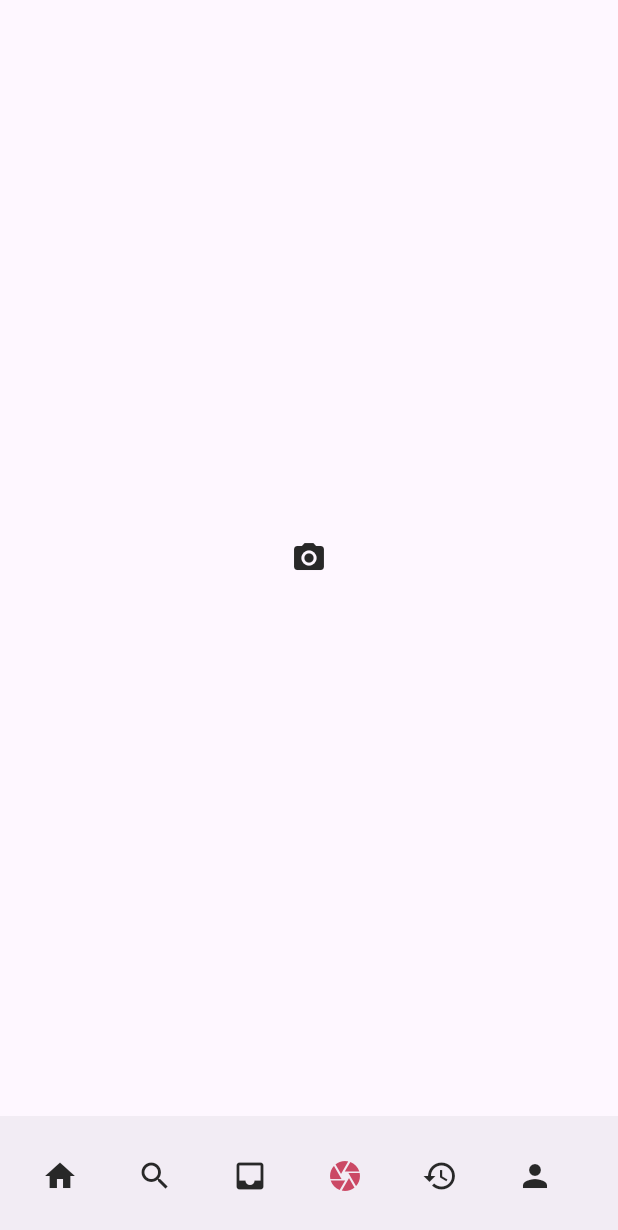
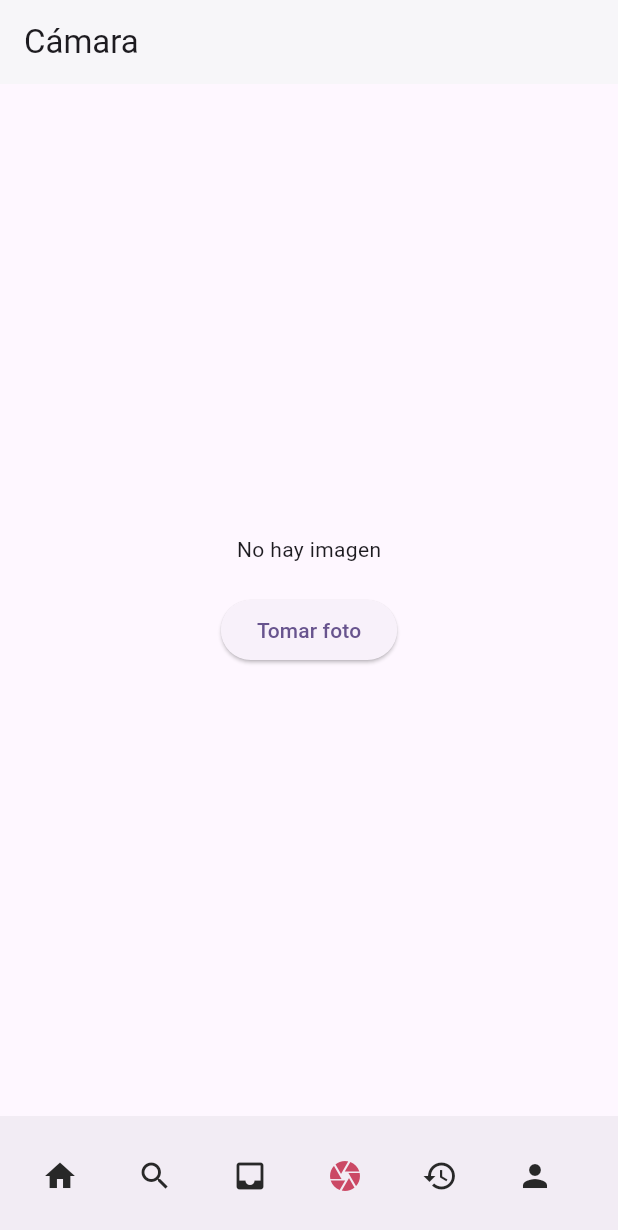
Before and after one commit to Churitos2309/ReconocimientoFacialApp, a Flutter app: the screen it shows after launch, item 4 of the bottom bar chosen, on a phone screen of 412 x 824 dp. Shown: the top 1230 px of the screen. Run offline on Flutter 3.47's test engine with Material 3 defaults, Android fonts, the phone set to English and light mode, and no system bars; our stand-ins replace camera, image_picker.

Commit message:
Pagina camera

```diff
--- /dev/null
+++ b/lib/ui/pages/camera/camera_page.dart
@@ -0,0 +1,72 @@
+import 'dart:io';
+
+import 'package:camera/camera.dart';
+import 'package:flutter/material.dart';
+import 'package:image_picker/image_picker.dart';
+
+class CameraPage extends StatefulWidget {
+  const CameraPage({super.key});
+
+  @override
+  // ignore: library_private_types_in_public_api
+  _CameraPageState createState() => _CameraPageState();
+}
+
+class _CameraPageState extends State<CameraPage> {
+  File? _image;
+  CameraController? _controller;
+
+  @override
+  void initState() {
+    super.initState();
+    _initCamera();
+  }
+
+  @override
+  void dispose() {
+    _controller?.dispose();
+    super.dispose();
+  }
+
+  Future<void> _initCamera() async {
+    final cameras = await availableCameras();
+    final firstCamera = cameras.first;
+    _controller = CameraController(firstCamera, ResolutionPreset.medium);
+    await _controller?.initialize();
+  }
+
+  Future<void> _takePicture() async {
+    final picker = ImagePicker();
+    // ignore: deprecated_member_use
+    final pickedFile = await picker.getImage(source: ImageSource.camera);
+    setState(() {
+      if (pickedFile != null) {
+        _image = File(pickedFile.path);
+      } else {
+        _image = null;
+      }
+    });
+  }
+
+  @override
+  Widget build(BuildContext context) {
+    return Scaffold(
+      appBar: AppBar(
+        title: const Text('Cámara'),
+      ),
+      body: Center(
+        child: Column(
+          mainAxisAlignment: MainAxisAlignment.center,
+          children: <Widget>[
+            _image != null ? Image.file(_image!) : const Text('No hay imagen'),
+            const SizedBox(height: 20),
+            ElevatedButton(
+              onPressed: _takePicture,
+              child: const Text('Tomar foto'),
+            ),
+          ],
+        ),
+      ),
+    );
+  }
+}
--- a/lib/ui/pages/home/home_page.dart
+++ b/lib/ui/pages/home/home_page.dart
@@ -1,5 +1,5 @@
 import 'package:flutter/material.dart';
-import 'package:reconocimiento_app/device/camera_open.dart';
+import 'package:reconocimiento_app/ui/pages/camera/camera_page.dart';
 import 'package:reconocimiento_app/ui/pages/history/history_page.dart';
 import 'package:reconocimiento_app/ui/pages/home/post_section.dart';
 import 'package:reconocimiento_app/ui/pages/home/story_section.dart';
@@ -27,7 +27,7 @@ class _MyHomePageState extends State<MyHomePage> {
     const HomePage(),
     const SearchPage(),
     const ObjetsPage(),
-    const CameraOpen(),
+    const CameraPage(),
     const HistoryPage(),
     const ProfilePage(),
 
--- a/pubspec.yaml
+++ b/pubspec.yaml
@@ -30,6 +30,8 @@ environment:
 dependencies:
   flutter:
     sdk: flutter
+  camera: ^0.9.2+2
+  image_picker: ^0.8.3+2
 
 
   # The following adds the Cupertino Icons font to your application.
```
Also changed, not shown: lib/ui/pages/account/account_page.dart (deleted), pubspec.lock, 6 other files.
